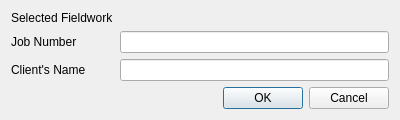
This is fieldworkimport/resources/ui/generate_report_ui.ui in Don-More-Surveys-Engineering-Ltd/fieldworkimport as Qt 5 draws it before an edit. The edited form follows.
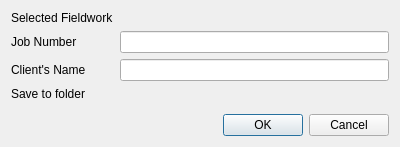
This is the edited form. Custom widgets are drawn as their Qt base class.

Diff of the .ui file:
```diff
--- a/fieldworkimport/resources/ui/generate_report_ui.ui
+++ b/fieldworkimport/resources/ui/generate_report_ui.ui
@@ -7,7 +7,7 @@
     <x>0</x>
     <y>0</y>
     <width>400</width>
-    <height>118</height>
+    <height>147</height>
    </rect>
   </property>
   <property name="windowTitle">
@@ -46,6 +46,23 @@
        </property>
       </widget>
      </item>
+     <item row="3" column="0">
+      <widget class="QLabel" name="label_4">
+       <property name="text">
+        <string>Save to folder</string>
+       </property>
+      </widget>
+     </item>
+     <item row="3" column="1">
+      <widget class="QgsFileWidget" name="output_folder_input">
+       <property name="storageMode">
+        <enum>QgsFileWidget::GetDirectory</enum>
+       </property>
+       <property name="options">
+        <set>QFileDialog::DontConfirmOverwrite|QFileDialog::ShowDirsOnly</set>
+       </property>
+      </widget>
+     </item>
     </layout>
    </item>
    <item>
@@ -66,6 +83,11 @@
    <extends>QWidget</extends>
    <header>qgsfeaturepickerwidget.h</header>
   </customwidget>
+  <customwidget>
+   <class>QgsFileWidget</class>
+   <extends>QWidget</extends>
+   <header>qgsfilewidget.h</header>
+  </customwidget>
  </customwidgets>
  <resources/>
  <connections>
```
